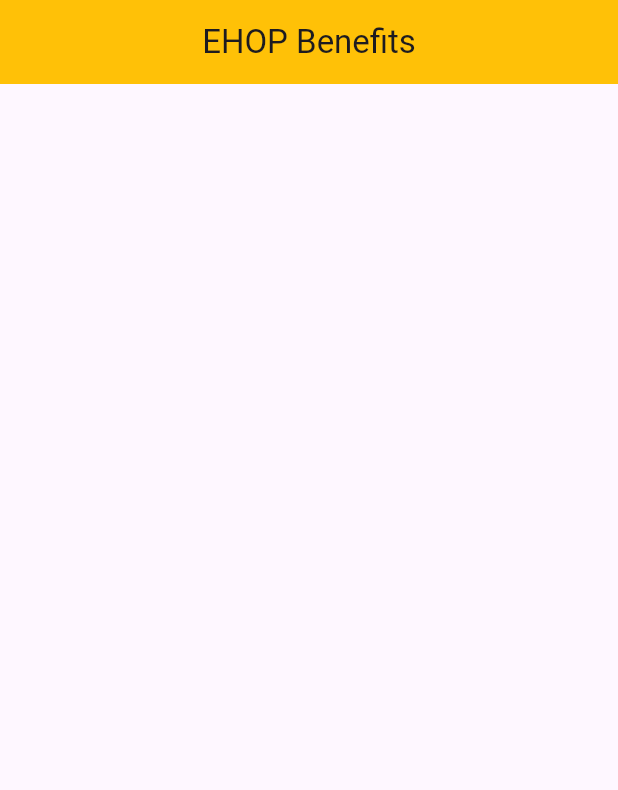
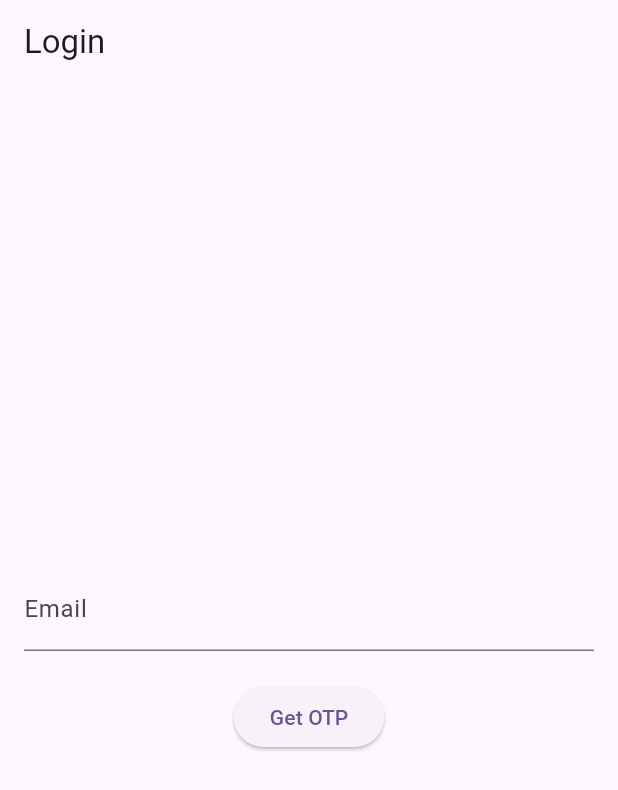
Before and after one commit to swapniludar/ehop_app, a Flutter app: the screen it shows after launch, on a phone screen of 412 x 824 dp. Shown: the top 790 px of the screen. Run offline on Flutter 3.47's test engine with Material 3 defaults, Android fonts, the light colour scheme and no system bars; our stand-ins replace cloud_firestore, firebase_core; accounts and stored records are empty.

Commit message:
introducing login page

```diff
--- /dev/null
+++ b/lib/login.dart
@@ -0,0 +1,85 @@
+import 'package:ehop_app/firebase_options.dart';
+import 'package:ehop_app/main.dart';
+import 'package:firebase_core/firebase_core.dart';
+import 'package:flutter/material.dart';
+
+Future<void> main() async {
+  WidgetsFlutterBinding.ensureInitialized();
+  await Firebase.initializeApp(options: DefaultFirebaseOptions.currentPlatform);
+  runApp(MaterialApp(home: const EhopLoginPage()));
+}
+
+class EhopLoginPage extends StatelessWidget {
+  const EhopLoginPage({super.key});
+
+  @override
+  Widget build(BuildContext context) {
+    return MaterialApp(
+      title: 'Flutter Demo',
+      theme: ThemeData(
+        colorScheme: ColorScheme.fromSeed(seedColor: Colors.deepPurple),
+        useMaterial3: true,
+      ),
+      home: const LoginPage(),
+    );
+  }
+}
+
+class LoginPage extends StatefulWidget {
+  const LoginPage({super.key});
+
+  @override
+  LoginPageState createState() => LoginPageState();
+}
+
+class LoginPageState extends State<LoginPage> {
+  final TextEditingController _emailController = TextEditingController();
+  final TextEditingController _otpController = TextEditingController();
+  bool _showOTPField = false;
+
+  void _getOTP() {
+    // Simulate OTP retrieval
+    setState(() {
+      _showOTPField = true;
+    });
+  }
+
+  void _login() {
+    // Simulate login process
+    Navigator.pushReplacement(
+      context,
+      MaterialPageRoute(builder: (context) => const BenefitsPage()),
+    );
+  }
+
+  @override
+  Widget build(BuildContext context) {
+    return Scaffold(
+      appBar: AppBar(title: const Text('Login')),
+      body: Padding(
+        padding: const EdgeInsets.all(16.0),
+        child: Column(
+          mainAxisAlignment: MainAxisAlignment.center,
+          children: <Widget>[
+            TextField(
+              controller: _emailController,
+              decoration: const InputDecoration(labelText: 'Email'),
+              keyboardType: TextInputType.emailAddress,
+            ),
+            if (_showOTPField)
+              TextField(
+                controller: _otpController,
+                decoration: const InputDecoration(labelText: 'OTP'),
+                keyboardType: TextInputType.number,
+              ),
+            const SizedBox(height: 20),
+            if (!_showOTPField)
+              ElevatedButton(onPressed: _getOTP, child: const Text('Get OTP')),
+            if (_showOTPField)
+              ElevatedButton(onPressed: _login, child: const Text('Login')),
+          ],
+        ),
+      ),
+    );
+  }
+}
--- a/lib/main.dart
+++ b/lib/main.dart
@@ -2,16 +2,6 @@ import 'package:cloud_firestore/cloud_firestore.dart';
 import 'package:ehop_app/model/benefit.dart';
 import 'package:ehop_app/widget/benefit_card.dart';
 import 'package:flutter/material.dart';
-import 'package:firebase_core/firebase_core.dart';
-import 'firebase_options.dart';
-
-Future<void> main() async {
-  WidgetsFlutterBinding.ensureInitialized();
-  await Firebase.initializeApp(
-    options: DefaultFirebaseOptions.currentPlatform,
-  );
-  runApp(MaterialApp(home: const BenefitsPage()));
-}
 
 class BenefitsPage extends StatelessWidget {
   Future<List<Benefit>> getBenefits() async {
```
